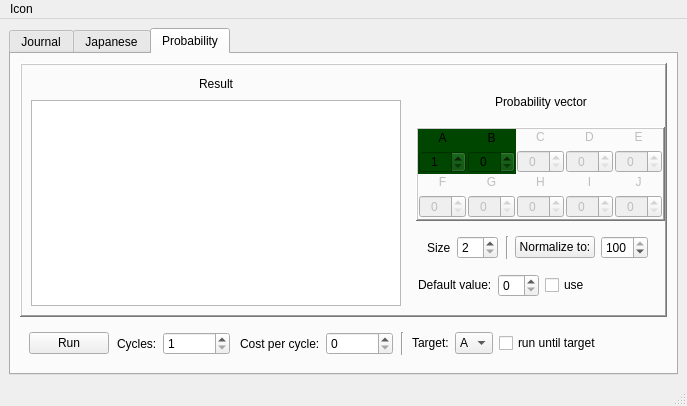
This is Mainwindow.ui in mikewii/PSY as Qt 5 draws it before an edit. The edited form follows.
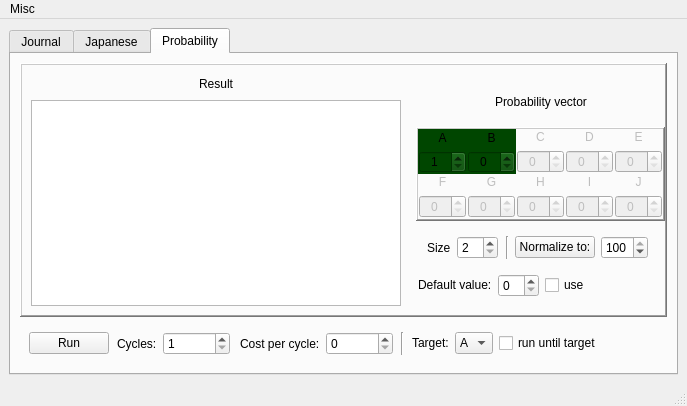
This is the edited form.

The edit to the form file:
```diff
--- a/Mainwindow.ui
+++ b/Mainwindow.ui
@@ -1800,7 +1800,7 @@
    </property>
    <widget class="QMenu" name="menuIcon">
     <property name="title">
-     <string>Icon</string>
+     <string>Misc</string>
     </property>
     <addaction name="actionShow"/>
    </widget>
```
Left out of the diff: 8 changed lines with no effect on the pictures.
